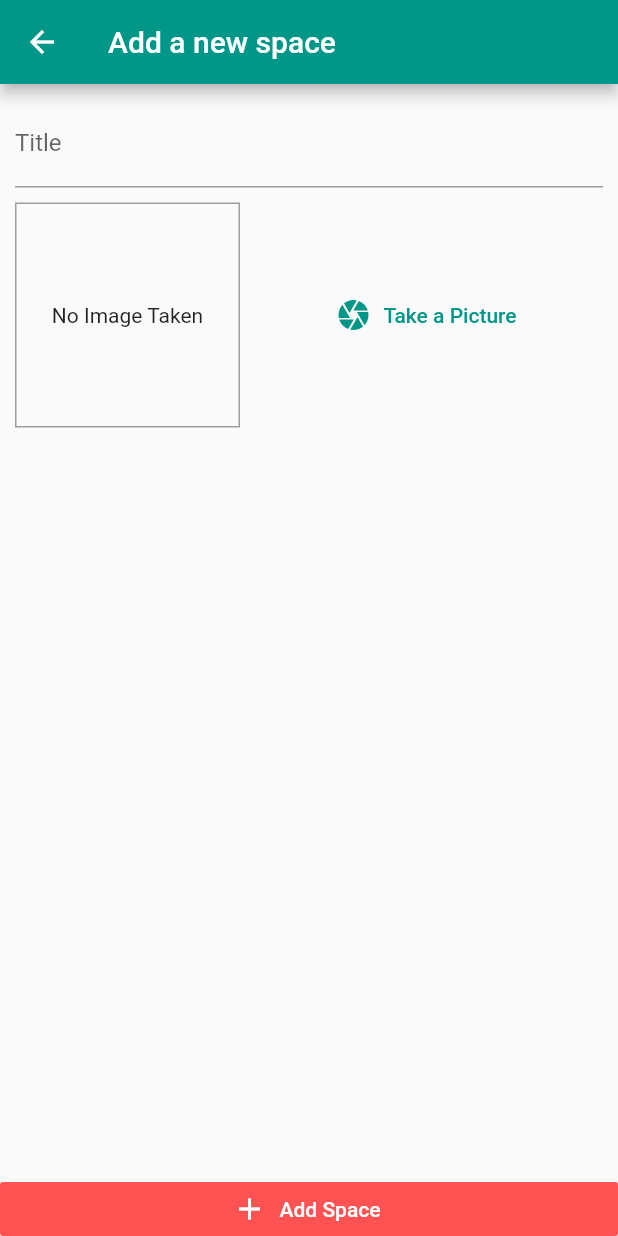
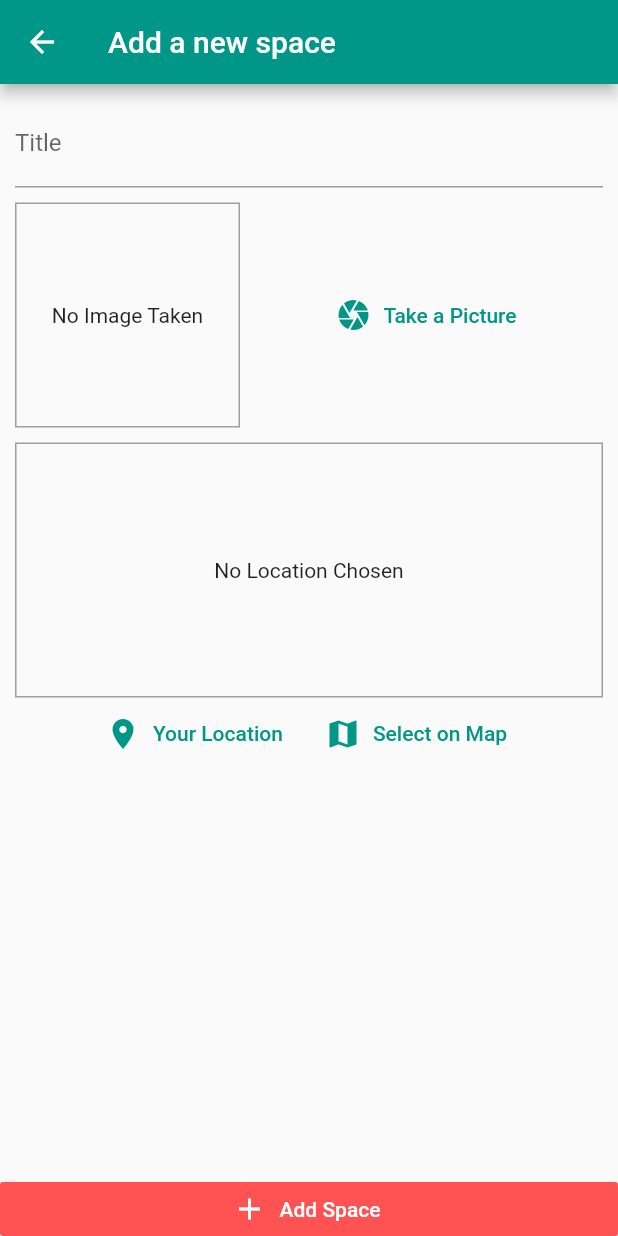
Before and after one commit to lighttt/MapSpace, a Flutter app: the screen it shows after launch, after a tap on the "add" icon, on a phone screen of 412 x 824 dp. Run offline on Flutter 3.47's test engine with Material 2 defaults, Android fonts, the phone set to English and light mode, and no system bars; our stand-ins replace image_picker, location, sqflite; accounts and stored records are empty.

Commit message:
Implemented sqflite database and location

```diff
--- /dev/null
+++ b/lib/helper/db_helper.dart
@@ -0,0 +1,27 @@
+import 'package:sqflite/sqflite.dart' as sql;
+import 'package:path/path.dart' as path;
+
+class DBHelper {
+  //opening or creating the database
+  static Future<sql.Database> database() async {
+    final dbPath = await sql.getDatabasesPath();
+    return sql.openDatabase(path.join(dbPath, "spaces.db"),
+        onCreate: (db, version) {
+      return db.execute(
+          'CREATE TABLE user_spaces(id TEXT PRIMARY KEY, title TEXT, image TEXT )');
+    }, version: 1);
+  }
+
+  //inserting data to the table user space
+  static Future<void> insert(String table, Map<String, Object> data) async {
+    final db = await DBHelper.database();
+    await db.insert(table, data,
+        conflictAlgorithm: sql.ConflictAlgorithm.replace);
+  }
+
+  //get data from the table user space
+  static Future<List<Map<String, dynamic>>> getData(String table) async {
+    final db = await DBHelper.database();
+    return db.query(table);
+  }
+}
--- a/lib/providers/map_spaces.dart
+++ b/lib/providers/map_spaces.dart
@@ -1,6 +1,7 @@
 import 'dart:io';
 
 import 'package:flutter/material.dart';
+import 'package:mapspace/helper/db_helper.dart';
 import 'package:mapspace/model/space.dart';
 
 class MapSpace with ChangeNotifier {
@@ -20,5 +21,24 @@ class MapSpace with ChangeNotifier {
     );
     _items.add(newSpace);
     notifyListeners();
+    //inserting to db
+    DBHelper.insert('user_spaces', {
+      'id': newSpace.id,
+      'title': newSpace.title,
+      'image': newSpace.image.path,
+    });
+  }
+
+  //fetching data
+  Future<void> fetchAndSetSpaces() async {
+    final dataList = await DBHelper.getData('user_spaces');
+    _items = dataList
+        .map((item) => Space(
+            id: item['id'],
+            title: item['title'],
+            image: File(item['image']),
+            location: null))
+        .toList();
+    notifyListeners();
   }
 }
--- a/lib/screens/add_space_screen.dart
+++ b/lib/screens/add_space_screen.dart
@@ -3,6 +3,7 @@ import 'dart:io';
 import 'package:flutter/material.dart';
 import 'package:mapspace/providers/map_spaces.dart';
 import 'package:mapspace/widgets/image_input.dart';
+import 'package:mapspace/widgets/space_input.dart';
 import 'package:provider/provider.dart';
 
 class AddSpaceScreen extends StatefulWidget {
@@ -53,7 +54,11 @@ class _AddSpaceScreenState extends State<AddSpaceScreen> {
                   SizedBox(
                     height: 10,
                   ),
-                  ImageInput(_selectedImage)
+                  ImageInput(_selectedImage),
+                  SizedBox(
+                    height: 10,
+                  ),
+                  SpaceInput(),
                 ],
               ),
             ),
--- a/lib/screens/space_list_screen.dart
+++ b/lib/screens/space_list_screen.dart
@@ -19,7 +19,15 @@ class SpaceListScreen extends StatelessWidget {
           )
         ],
       ),
-      body: Consumer<MapSpace>(
+      body: FutureBuilder(
+        future:
+            Provider.of<MapSpace>(context, listen: false).fetchAndSetSpaces(),
+        builder: (ctx, snapshot) => snapshot.connectionState ==
+                ConnectionState.waiting
+            ? Center(
+                child: CircularProgressIndicator(),
+              )
+            : Consumer<MapSpace>(
                 child: Center(
                   child: const Text("No spaces added yet! Try adding some."),
                 ),
@@ -28,13 +36,15 @@ class SpaceListScreen extends StatelessWidget {
                     : ListView.builder(
                         itemBuilder: (ctx, index) => ListTile(
                           leading: CircleAvatar(
-                    backgroundImage: FileImage(mapSpace.items[index].image),
+                            backgroundImage:
+                                FileImage(mapSpace.items[index].image),
                           ),
                           title: Text(mapSpace.items[index].title),
                         ),
                         itemCount: mapSpace.items.length,
                       ),
               ),
+      ),
     );
   }
 }
--- a/lib/widgets/image_input.dart
+++ b/lib/widgets/image_input.dart
@@ -21,6 +21,10 @@ class _ImageInputState extends State<ImageInput> {
   Future<void> _takePicture() async {
     final image =
         await _imagePicker.getImage(source: ImageSource.camera, maxWidth: 600);
+
+    if (image == null) {
+      return;
+    }
     setState(() {
       _storedImage = File(image.path);
     });
--- /dev/null
+++ b/lib/widgets/space_input.dart
@@ -0,0 +1,59 @@
+import 'package:flutter/material.dart';
+import 'package:location/location.dart';
+
+class SpaceInput extends StatefulWidget {
+  @override
+  _SpaceInputState createState() => _SpaceInputState();
+}
+
+class _SpaceInputState extends State<SpaceInput> {
+  String _previewImageUrl;
+
+  Future<void> _getUserLocation() async {
+    final locData = await Location().getLocation();
+    print(locData.latitude);
+    print(locData.longitude);
+  }
+
+  @override
+  Widget build(BuildContext context) {
+    return Column(
+      children: <Widget>[
+        Container(
+          height: 170,
+          width: double.infinity,
+          alignment: Alignment.center,
+          decoration:
+              BoxDecoration(border: Border.all(width: 1, color: Colors.grey)),
+          child: _previewImageUrl == null
+              ? Text(
+                  "No Location Chosen",
+                  textAlign: TextAlign.center,
+                )
+              : Image.network(
+                  _previewImageUrl,
+                  fit: BoxFit.cover,
+                  width: double.infinity,
+                ),
+        ),
+        Row(
+          mainAxisAlignment: MainAxisAlignment.center,
+          children: <Widget>[
+            FlatButton.icon(
+              onPressed: _getUserLocation,
+              icon: Icon(Icons.location_on),
+              label: Text("Your Location"),
+              textColor: Theme.of(context).primaryColor,
+            ),
+            FlatButton.icon(
+              onPressed: () {},
+              icon: Icon(Icons.map),
+              label: Text("Select on Map"),
+              textColor: Theme.of(context).primaryColor,
+            ),
+          ],
+        )
+      ],
+    );
+  }
+}
--- a/pubspec.yaml
+++ b/pubspec.yaml
@@ -31,6 +31,9 @@ dependencies:
   image_picker: ^0.6.7+1
   path_provider: ^1.6.10
   provider: ^4.1.3
+  sqflite: ^1.3.1
+  location: ^3.0.2
+
 
 dev_dependencies:
   flutter_test:
```
Also changed, not shown: pubspec.lock, 2 other files. Lines whose indentation alone changed are shown as unchanged.
